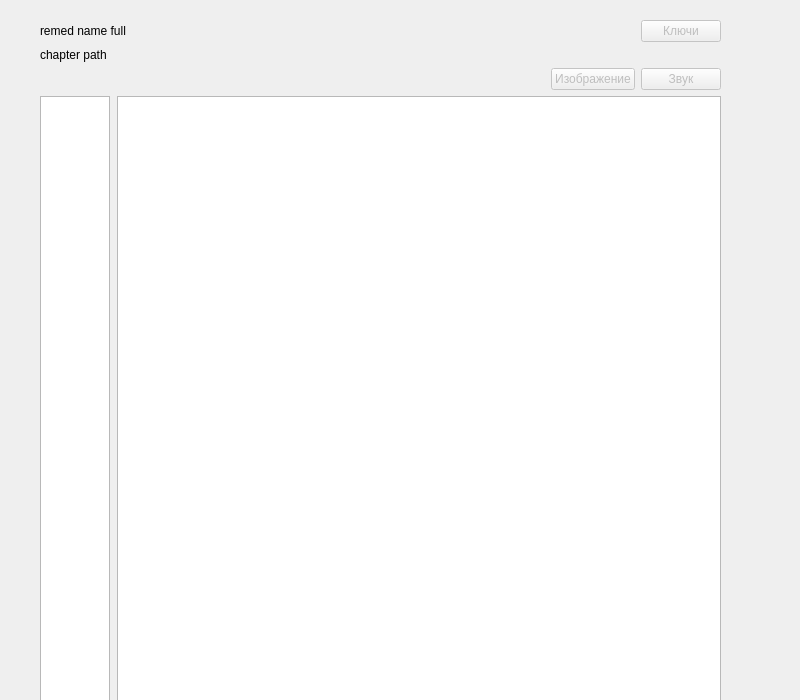
Old version of the form remed_author.ui in the repository iliner23/openRadar.
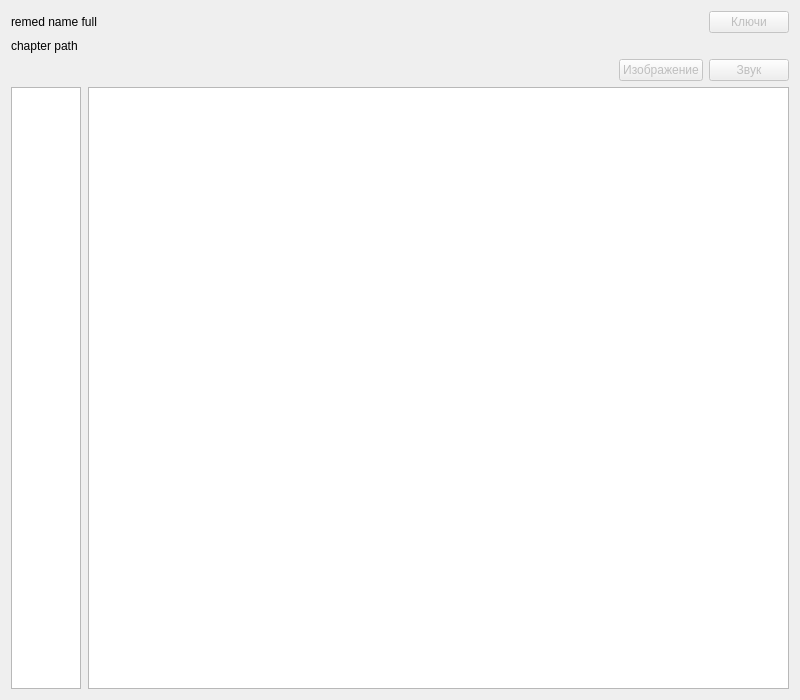
New version of the form.

Commit message: Added synonyms words into vocabulary. Added blank for future searchResult class

Patch:
```diff
--- a/remed_author.ui
+++ b/remed_author.ui
@@ -19,29 +19,22 @@
   <property name="windowTitle">
    <string>Информация о препарате</string>
   </property>
-  <widget class="QWidget" name="gridLayoutWidget">
-   <property name="geometry">
-    <rect>
-     <x>30</x>
-     <y>10</y>
-     <width>701</width>
-     <height>701</height>
-    </rect>
-   </property>
+  <layout class="QGridLayout" name="gridLayout_2">
+   <item row="0" column="0">
    <layout class="QGridLayout" name="gridLayout">
     <item row="0" column="0">
      <layout class="QVBoxLayout" name="verticalLayout">
       <property name="leftMargin">
-       <number>10</number>
+        <number>0</number>
       </property>
       <property name="topMargin">
-       <number>10</number>
+        <number>0</number>
       </property>
       <property name="rightMargin">
-       <number>10</number>
+        <number>0</number>
       </property>
       <property name="bottomMargin">
-       <number>10</number>
+        <number>0</number>
       </property>
       <item>
        <layout class="QHBoxLayout" name="horizontalLayout_2">
@@ -137,7 +130,8 @@
      </layout>
     </item>
    </layout>
-  </widget>
+   </item>
+  </layout>
  </widget>
  <resources/>
  <connections/>
```
Lines whose indentation alone changed are shown as unchanged. The commit also changes 18 other files.
